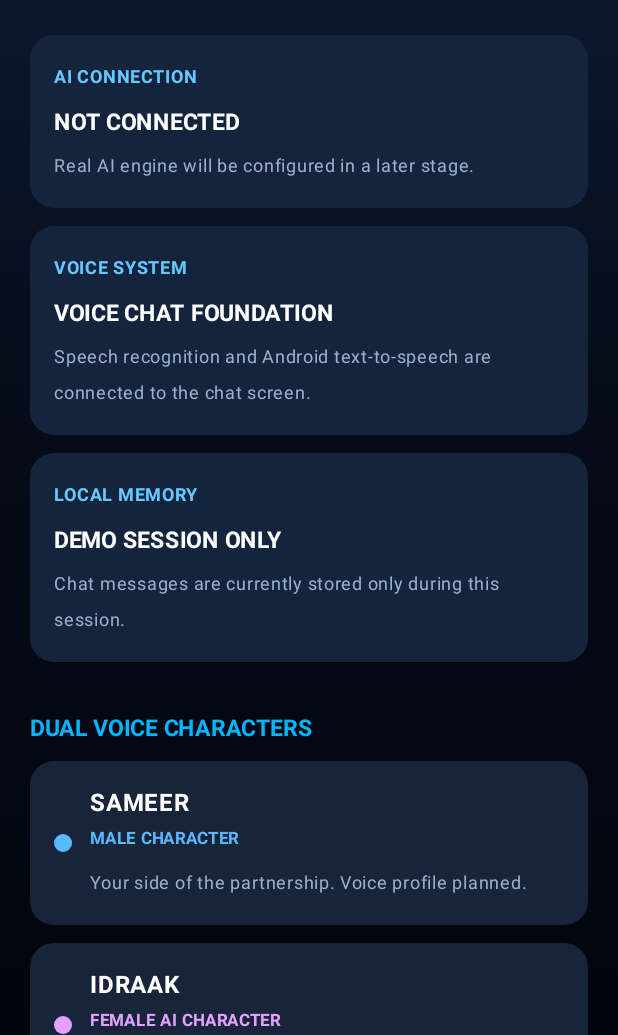
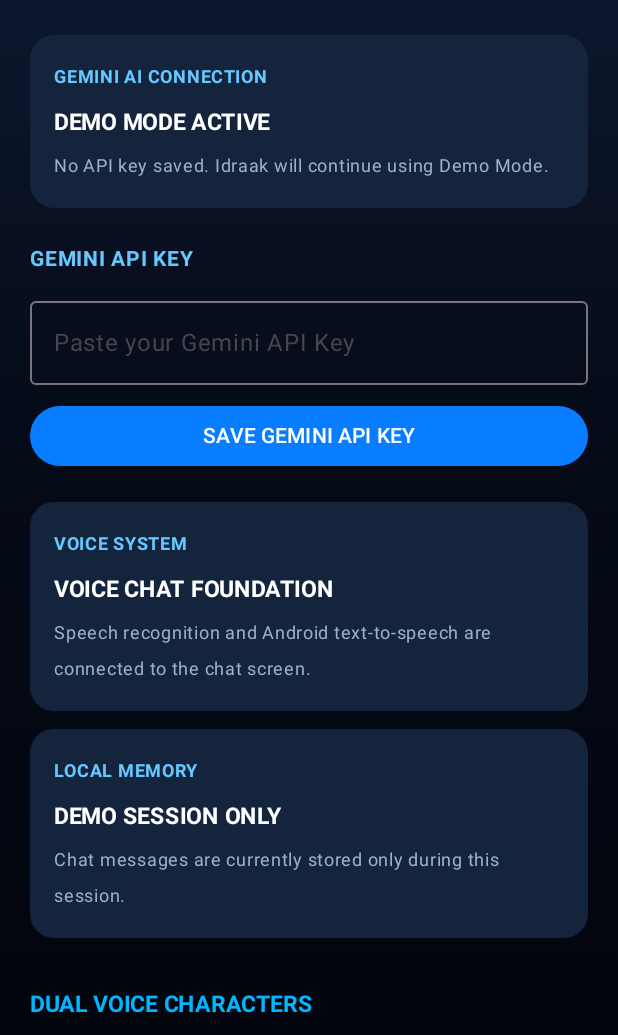
Before and after one commit to sameer83y-png/IDRAAK-QUANTUM-CORE-9432, an Android app built with Jetpack Compose: the screen it shows after launch (MainActivity), after a tap on "SETTINGS", on a phone screen of 412 x 824 dp, the part 201-1236 px from its top. Run offline under Robolectric (Android 15) with nearby library versions, the phone set to English and light mode, and no system bars; pictures from the network do not load.

Commit message:
Integrate Gemini AI and update API key handling
Refactor message sending logic to integrate Gemini AI engine. Update UI to reflect API key status and connection errors.

Signed-off-by: sameer83y-png <sameer83y@gmail.com>

```diff
--- a/app/src/main/java/com/idraak/quantum/MainActivity.kt
+++ b/app/src/main/java/com/idraak/quantum/MainActivity.kt
@@ -45,6 +45,7 @@ import androidx.compose.runtime.getValue
 import androidx.compose.runtime.mutableStateListOf
 import androidx.compose.runtime.mutableStateOf
 import androidx.compose.runtime.remember
+import androidx.compose.runtime.rememberCoroutineScope
 import androidx.compose.runtime.setValue
 import androidx.compose.ui.Alignment
 import androidx.compose.ui.Modifier
@@ -54,11 +55,15 @@ import androidx.compose.ui.graphics.Color
 import androidx.compose.ui.platform.LocalContext
 import androidx.compose.ui.text.font.FontWeight
 import androidx.compose.ui.text.input.ImeAction
+import androidx.compose.ui.text.input.PasswordVisualTransformation
 import androidx.compose.ui.text.style.TextAlign
 import androidx.compose.ui.unit.dp
 import androidx.compose.ui.unit.sp
 import androidx.core.content.ContextCompat
 import com.idraak.quantum.engine.AIEngine
+import com.idraak.quantum.engine.GeminiAIEngine
+import com.idraak.quantum.security.GeminiKeyStore
+import kotlinx.coroutines.launch
 
 data class ChatMessage(
     val text: String,
@@ -80,6 +85,7 @@ class MainActivity : ComponentActivity() {
 @Composable
 fun IdraakHomeScreen() {
     val context = LocalContext.current
+    val scope = rememberCoroutineScope()
 
     val backgroundColor = Color(0xFF050B18)
     val blue = Color(0xFF087DFF)
@@ -89,6 +95,11 @@ fun IdraakHomeScreen() {
     var voiceStatus by remember { mutableStateOf("VOICE SYSTEM READY") }
     var isListening by remember { mutableStateOf(false) }
     var recognizedSpeech by remember { mutableStateOf<String?>(null) }
+    var isGenerating by remember { mutableStateOf(false) }
+
+    var hasGeminiKey by remember {
+        mutableStateOf(GeminiKeyStore.get(context) != null)
+    }
 
     val messages = remember {
         mutableStateListOf(
@@ -139,14 +150,49 @@ fun IdraakHomeScreen() {
     fun sendMessage(messageText: String = inputText) {
         val message = messageText.trim()
 
-        if (message.isNotEmpty()) {
-            messages.add(ChatMessage(message, true))
+        if (message.isEmpty() || isGenerating) return
 
-            val response = AIEngine.getResponse(message)
-            messages.add(ChatMessage(response, false))
+        messages.add(ChatMessage(message, true))
+        inputText = ""
 
-            inputText = ""
-            voiceController.speak(response)
+        if (!hasGeminiKey) {
+            val demoResponse = AIEngine.getResponse(message)
+            messages.add(ChatMessage(demoResponse, false))
+            voiceController.speak(demoResponse)
+            voiceStatus = "DEMO MODE ACTIVE"
+            return
+        }
+
+        isGenerating = true
+        voiceStatus = "GEMINI AI PROCESSING..."
+
+        scope.launch {
+            try {
+                val response = GeminiAIEngine.generateResponse(
+                    context = context.applicationContext,
+                    userMessage = message
+                )
+
+                messages.add(ChatMessage(response, false))
+                voiceController.speak(response)
+                voiceStatus = "GEMINI AI CONNECTED"
+
+            } catch (error: Exception) {
+                val errorMessage = error.message
+                    ?.takeIf { it.isNotBlank() }
+                    ?: "Unknown connection error"
+
+                val safeMessage =
+                    "Boss, Gemini se connection nahi ho paya.\n\n" +
+                    "Error: $errorMessage\n\n" +
+                    "Settings aur API Key check kijiye."
+
+                messages.add(ChatMessage(safeMessage, false))
+                voiceStatus = "GEMINI CONNECTION ERROR"
+
+            } finally {
+                isGenerating = false
+            }
         }
     }
 
@@ -214,7 +260,10 @@ fun IdraakHomeScreen() {
     ) {
         if (showSettings) {
             SettingsScreen(
-                onBack = { showSettings = false }
+                onBack = {
+                    hasGeminiKey = GeminiKeyStore.get(context) != null
+                    showSettings = false
+                }
             )
         } else {
             Column(
@@ -316,6 +365,15 @@ fun IdraakHomeScreen() {
                     textAlign = TextAlign.Center
                 )
 
+                if (isGenerating) {
+                    Spacer(modifier = Modifier.height(5.dp))
+                    Text(
+                        text = "Idraak is thinking...",
+                        color = Color(0xFF65C8FF),
+                        fontSize = 11.sp
+                    )
+                }
+
                 Spacer(modifier = Modifier.height(12.dp))
 
                 LazyColumn(
@@ -381,12 +439,13 @@ fun IdraakHomeScreen() {
 
                     Button(
                         onClick = { sendMessage() },
+                        enabled = !isGenerating,
                         shape = RoundedCornerShape(14.dp),
                         colors = ButtonDefaults.buttonColors(
                             containerColor = blue
                         )
                     ) {
-                        Text("SEND")
+                        Text(if (isGenerating) "WAIT" else "SEND")
                     }
                 }
 
@@ -416,7 +475,11 @@ fun IdraakHomeScreen() {
                         )
                     ) {
                         Text(
-                            if (isListening) "STOP LISTENING" else "🎙 TALK TO IDRAAK"
+                            if (isListening) {
+                                "STOP LISTENING"
+                            } else {
+                                "🎙 TALK TO IDRAAK"
+                            }
                         )
                     }
 
@@ -436,7 +499,11 @@ fun IdraakHomeScreen() {
                 Spacer(modifier = Modifier.height(8.dp))
 
                 Text(
-                    text = "LOCAL DEMO AI • VOICE CHAT FOUNDATION",
+                    text = if (hasGeminiKey) {
+                        "GEMINI AI • DEMO FALLBACK READY"
+                    } else {
+                        "LOCAL DEMO AI • VOICE CHAT FOUNDATION"
+                    },
                     color = Color(0xFF7B91B5),
                     fontSize = 10.sp,
                     textAlign = TextAlign.Center
@@ -448,6 +515,14 @@ fun IdraakHomeScreen() {
 
 @Composable
 fun SettingsScreen(onBack: () -> Unit) {
+    val context = LocalContext.current
+
+    var apiKey by remember { mutableStateOf("") }
+    var hasSavedKey by remember {
+        mutableStateOf(GeminiKeyStore.get(context) != null)
+    }
+    var statusMessage by remember { mutableStateOf("") }
+
     val backgroundColor = Color(0xFF050B18)
 
     Column(
@@ -490,10 +565,94 @@ fun SettingsScreen(onBack: () -> Unit) {
         Spacer(modifier = Modifier.height(24.dp))
 
         SettingsStatusCard(
-            title = "AI CONNECTION",
-            status = "NOT CONNECTED",
-            detail = "Real AI engine will be configured in a later stage."
+            title = "GEMINI AI CONNECTION",
+            status = if (hasSavedKey) "API KEY SAVED" else "DEMO MODE ACTIVE",
+            detail = if (hasSavedKey) {
+                "Gemini API key is saved securely on this device."
+            } else {
+                "No API key saved. Idraak will continue using Demo Mode."
+            }
         )
+
+        Spacer(modifier = Modifier.height(10.dp))
+
+        Text(
+            text = "GEMINI API KEY",
+            color = Color(0xFF65C8FF),
+            fontSize = 14.sp,
+            fontWeight = FontWeight.Bold
+        )
+
+        Spacer(modifier = Modifier.height(8.dp))
+
+        OutlinedTextField(
+            value = apiKey,
+            onValueChange = { apiKey = it },
+            modifier = Modifier.fillMaxWidth(),
+            label = { Text("Paste your Gemini API Key") },
+            placeholder = { Text("Enter API key") },
+            singleLine = true,
+            visualTransformation = PasswordVisualTransformation(),
+            keyboardOptions = KeyboardOptions(
+                imeAction = ImeAction.Done
+            )
+        )
+
+        Spacer(modifier = Modifier.height(10.dp))
+
+        Button(
+            onClick = {
+                if (apiKey.isBlank()) {
+                    statusMessage = "Please enter your API key first."
+                } else {
+                    val saved = GeminiKeyStore.save(context, apiKey)
+
+                    if (saved) {
+                        hasSavedKey = true
+                        apiKey = ""
+                        statusMessage = "Gemini API key saved securely."
+                    } else {
+                        statusMessage = "Could not save the API key. Please try again."
+                    }
+                }
+            },
+            modifier = Modifier.fillMaxWidth(),
+            colors = ButtonDefaults.buttonColors(
+                containerColor = Color(0xFF087DFF)
+            )
+        ) {
+            Text("SAVE GEMINI API KEY")
+        }
+
+        if (hasSavedKey) {
+            TextButton(
+                onClick = {
+                    val deleted = GeminiKeyStore.delete(context)
+
+                    if (deleted) {
+                        hasSavedKey = false
+                        statusMessage = "Saved API key removed."
+                    } else {
+                        statusMessage = "Could not remove the saved key."
+                    }
+                }
+            ) {
+                Text(
+                    "REMOVE SAVED API KEY",
+                    color = Color(0xFFFF8297)
+                )
+            }
+        }
+
+        if (statusMessage.isNotBlank()) {
+            Text(
+                text = statusMessage,
+                color = Color(0xFF43E8B2),
+                fontSize = 12.sp
+            )
+        }
+
+        Spacer(modifier = Modifier.height(20.dp))
 
         SettingsStatusCard(
             title = "VOICE SYSTEM",
```
